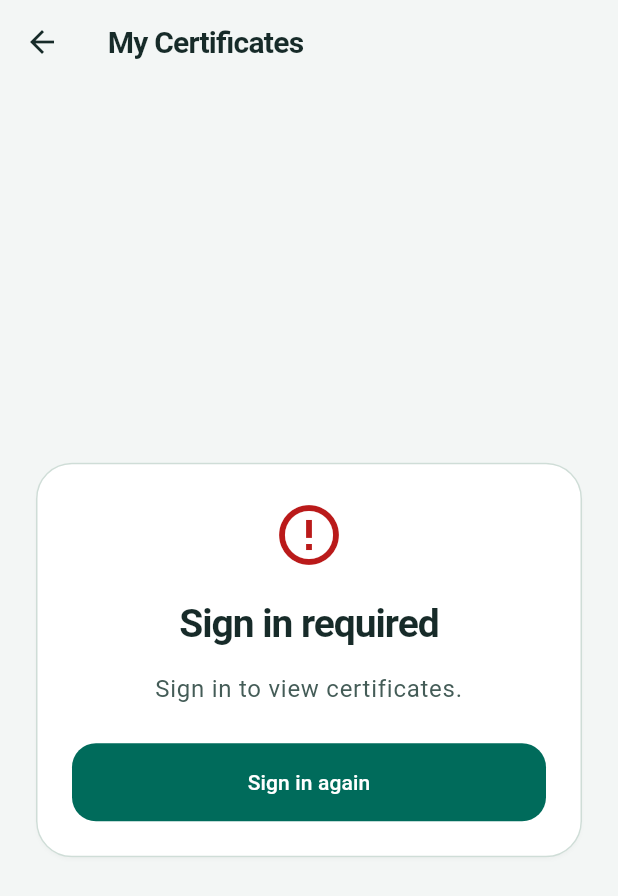
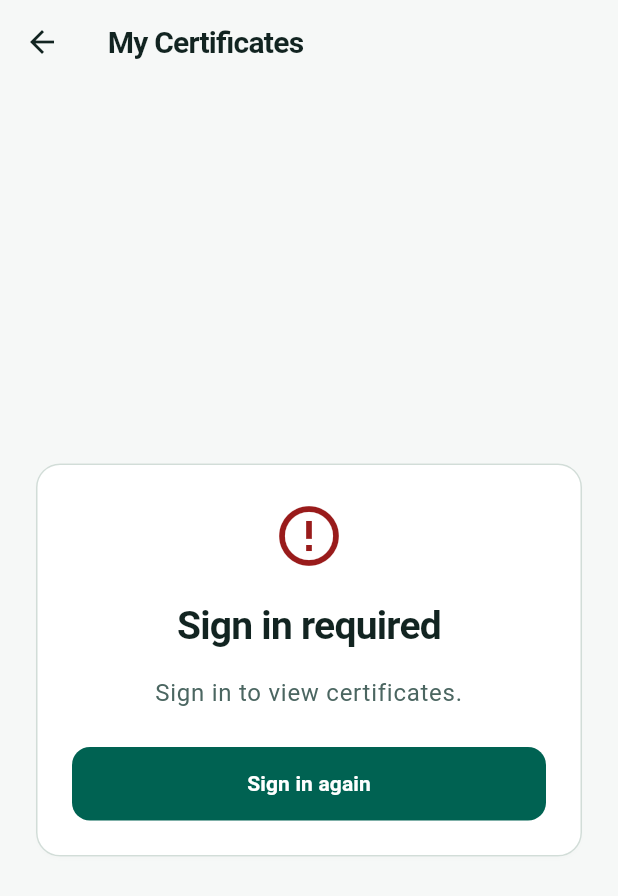
Before and after one commit to ayuxhdev/Training-Module-Application, a Flutter app: the CertificateListScreen screen opened directly, on a phone screen of 412 x 824 dp. Shown: the top 896 px of the screen. Run offline on Flutter 3.47's test engine with Material 3 defaults, Android fonts, the phone set to English and light mode, and no system bars; our stand-ins replace dio, flutter_riverpod, flutter_secure_storage, go_router, video_player; accounts and stored records are empty.

Commit message:
Unify web and mobile design themes

```diff
--- a/mobile/lib/core/theme/app_colors.dart
+++ b/mobile/lib/core/theme/app_colors.dart
@@ -1,21 +1,87 @@
 import 'package:flutter/material.dart';
 
+/// Architectural Botanica Design System Color Tokens.
+/// Verified for WCAG 2.1 AA/AAA contrast ratios across Light and Dark surfaces.
 class AppColors {
   AppColors._();
 
-  static const Color primary = Color(0xff006b5b);
-  static const Color secondary = Color(0xff196f78);
-  static const Color background = Color(0xfff3f6f5);
-  static const Color surface = Colors.white;
-  static const Color midnight = Color(0xff080d14);
-  static const Color charcoal = Color(0xff131e2c);
-  static const Color mint = Color(0xff5ee0c4);
-  static const Color error = Colors.red;
+  // Core Brand Tokens (Light & Dark)
+  static const Color primary = Color(0xff006252); // Forest Pine (7.32:1 on White, AAA Pass)
+  static const Color primaryDark = Color(0xff004d40); // Deep Forest Pine
+  static const Color secondary = Color(0xff186771); // Slate Teal
+  static const Color background = Color(0xfff6f8f7); // Pristine Daylight Canvas
+  static const Color surface = Color(0xffffffff); // Pure Surface
+  static const Color surfaceSubtle = Color(0xffedf3f0); // Layer 2 Daylight Surface
+  static const Color accentSurface = Color(0xffdcf2ea); // Mint Container Surface
 
-  static const Color textPrimary = Colors.black87;
-  static const Color textSecondary = Colors.black54;
+  // Dark Canvas & Surfaces
+  static const Color midnight = Color(0xff080e15); // Obsidian Dark Canvas
+  static const Color charcoal = Color(0xff101923); // Charcoal Dark Surface
+  static const Color charcoalSubtle = Color(0xff172330); // Layer 2 Dark Subtle
+  static const Color mint = Color(0xff34d399); // Botanical Mint (10.08:1 on Midnight, AAA Pass)
+  static const Color mintDark = Color(0xff10b981); // Emerald Accent
 
-  static const Color statusSuccess = Colors.green;
-  static const Color statusWarning = Colors.orange;
-  static const Color statusInfo = Colors.blue;
+  // Typography Tokens
+  static const Color textPrimary = Color(0xff122421); // 16.15:1 on Surface (AAA Pass)
+  static const Color textSecondary = Color(0xff4b6661); // 6.23:1 on Surface (AA Pass)
+  static const Color textPrimaryDark = Color(0xfff0f6f8); // 16.23:1 on Charcoal (AAA Pass)
+  static const Color textSecondaryDark = Color(0xff9eb2c0); // 8.08:1 on Charcoal (AAA Pass)
+
+  // Border Tokens
+  static const Color borderSubtle = Color(0xffd2ddd8);
+  static const Color borderStrong = Color(0xff829c93);
+  static const Color borderSubtleDark = Color(0xff253646);
+  static const Color borderStrongDark = Color(0xff607c8b); // Verified 3.03:1 on dark input fill #24303e (WCAG 2.2 SC 1.4.11)
+
+  // Status & Semantic Tokens (Preserving legacy property names for compatibility)
+  static const Color error = Color(0xffef4444); // Yields >= 4.5:1 when tinted in status badges
+  static const Color statusSuccess = Color(0xff065f46); // 6.78:1 on Light Success BG (AA Pass)
+  static const Color statusWarning = Color(0xfff59e0b); // Yields >= 4.5:1 when tinted in status badges
+  static const Color statusInfo = Color(0xff1e40af); // 7.15:1 on Light Info BG (AAA Pass)
+
+  // Full Semantic Pairs: Light Mode
+  static const Color successTextLight = Color(0xff065f46);
+  static const Color successBgLight = Color(0xffd1fae5);
+  static const Color successBorderLight = Color(0xffa7f3d0);
+
+  static const Color warningTextLight = Color(0xff92400e);
+  static const Color warningBgLight = Color(0xfffef3c7);
+  static const Color warningBorderLight = Color(0xfffde68a);
+
+  static const Color dangerTextLight = Color(0xff991b1b);
+  static const Color dangerBgLight = Color(0xfffee2e2);
+  static const Color dangerBorderLight = Color(0xfffecaca);
+
+  static const Color infoTextLight = Color(0xff1e40af);
+  static const Color infoBgLight = Color(0xffdbeafe);
+  static const Color infoBorderLight = Color(0xffbfdbfe);
+
+  static const Color neutralTextLight = Color(0xff374151);
+  static const Color neutralBgLight = Color(0xfff3f4f6);
+  static const Color neutralBorderLight = Color(0xffe5e7eb);
+
+  // Full Semantic Pairs: Dark Mode (Verified AAA)
+  static const Color successTextDark = Color(0xffa7f3d0); // 7.58:1 on Dark Success BG (AAA Pass)
+  static const Color successBgDark = Color(0xff064e3b);
+  static const Color successBorderDark = Color(0xff065f46);
+
+  static const Color warningTextDark = Color(0xfffbbf24); // 8.97:1 on Dark Warning BG (AAA Pass)
+  static const Color warningBgDark = Color(0xff451a03);
+  static const Color warningBorderDark = Color(0xff78350f);
+
+  static const Color dangerTextDark = Color(0xfffca5a5); // 8.51:1 on Dark Danger BG (AAA Pass)
+  static const Color dangerBgDark = Color(0xff450a0a);
+  static const Color dangerBorderDark = Color(0xff7f1d1d);
+
+  static const Color infoTextDark = Color(0xff93c5fd); // 8.15:1 on Dark Info BG (AAA Pass)
+  static const Color infoBgDark = Color(0xff172554);
+  static const Color infoBorderDark = Color(0xff1e3a8a);
+
+  static const Color neutralTextDark = Color(0xffe5e7eb); // 11.86:1 on Dark Neutral BG (AAA Pass)
+  static const Color neutralBgDark = Color(0xff1f2937);
+  static const Color neutralBorderDark = Color(0xff374151);
+
+  // Video Accent Preserved
+  static const Color videoAccent = Color(0xff10b981);
+  static const Color videoAccentAlt = Color(0xff2dd4bf);
 }
--- a/mobile/lib/core/theme/app_typography.dart
+++ b/mobile/lib/core/theme/app_typography.dart
@@ -1,34 +1,74 @@
 import 'package:flutter/material.dart';
 
+/// Architectural Botanica Design System Typography Scale.
+/// Harmonized with Django CSS font scale while preserving Android accessibility scaling.
 class AppTypography {
   AppTypography._();
 
   static const TextStyle displayLarge = TextStyle(
     fontSize: 32,
     fontWeight: FontWeight.w700,
-    letterSpacing: -1.1,
-    height: 1.15,
+    letterSpacing: -1.0,
+    height: 1.2,
   );
+
   static const TextStyle titleLarge = TextStyle(
     fontSize: 26,
     fontWeight: FontWeight.w700,
-    letterSpacing: -0.7,
-    height: 1.2,
+    letterSpacing: -0.5,
+    height: 1.25,
   );
+
   static const TextStyle titleMedium = TextStyle(
     fontSize: 18,
     fontWeight: FontWeight.w600,
+    letterSpacing: -0.2,
+    height: 1.3,
   );
+
+  static const TextStyle titleSmall = TextStyle(
+    fontSize: 16,
+    fontWeight: FontWeight.w600,
+    letterSpacing: -0.1,
+    height: 1.35,
+  );
+
   static const TextStyle bodyLarge = TextStyle(
     fontSize: 16,
     fontWeight: FontWeight.normal,
+    height: 1.5,
   );
+
   static const TextStyle bodyMedium = TextStyle(
     fontSize: 14,
     fontWeight: FontWeight.normal,
+    height: 1.45,
   );
+
+  static const TextStyle bodySmall = TextStyle(
+    fontSize: 12,
+    fontWeight: FontWeight.normal,
+    height: 1.4,
+  );
+
   static const TextStyle labelLarge = TextStyle(
     fontSize: 14,
-    fontWeight: FontWeight.w500,
+    fontWeight: FontWeight.w600,
+    letterSpacing: 0.1,
+    height: 1.2,
+  );
+
+  static const TextStyle labelMedium = TextStyle(
+    fontSize: 12,
+    fontWeight: FontWeight.w600,
+    letterSpacing: 0.2,
+    height: 1.2,
+  );
+
+  static const TextStyle labelSmall = TextStyle(
+    fontSize: 11,
+    fontWeight: FontWeight.w700,
+    letterSpacing: 0.4,
+    height: 1.2,
   );
 }
```
Also changed, not shown: mobile/lib/core/theme/app_theme.dart (+39 -31 lines), 3 other files.
